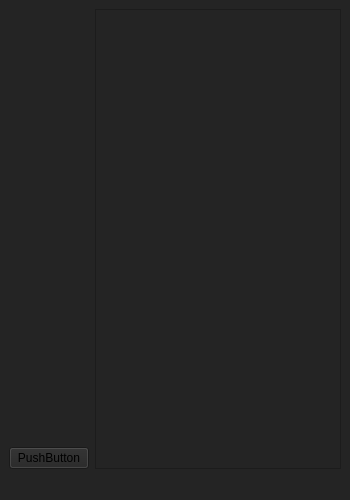
Old version of the form mainwindow.ui in the repository Forgenn/Tasker.
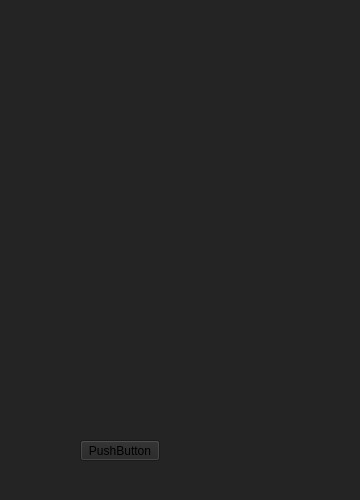
New version of the form.

Patch:
```diff
--- a/mainwindow.ui
+++ b/mainwindow.ui
@@ -6,13 +6,19 @@
    <rect>
     <x>0</x>
     <y>0</y>
-    <width>350</width>
+    <width>360</width>
     <height>500</height>
    </rect>
   </property>
+  <property name="minimumSize">
+   <size>
+    <width>360</width>
+    <height>500</height>
+   </size>
+  </property>
   <property name="maximumSize">
    <size>
-    <width>350</width>
+    <width>360</width>
     <height>500</height>
    </size>
   </property>
@@ -23,19 +29,30 @@
    <string notr="true">background-color: rgb(36, 36, 36);</string>
   </property>
   <widget class="QWidget" name="centralwidget">
-   <layout class="QHBoxLayout" name="horizontalLayout">
-    <item alignment="Qt::AlignLeft|Qt::AlignBottom">
-     <widget class="QPushButton" name="pushButton">
-      <property name="text">
-       <string>PushButton</string>
-      </property>
-      <property name="autoDefault">
-       <bool>false</bool>
-      </property>
-     </widget>
-    </item>
-    <item>
+   <property name="enabled">
+    <bool>true</bool>
+   </property>
      <widget class="QListWidget" name="listWidget">
+    <property name="geometry">
+     <rect>
+      <x>10</x>
+      <y>10</y>
+      <width>341</width>
+      <height>221</height>
+     </rect>
+    </property>
+    <property name="sizePolicy">
+     <sizepolicy hsizetype="Maximum" vsizetype="Maximum">
+      <horstretch>0</horstretch>
+      <verstretch>0</verstretch>
+     </sizepolicy>
+    </property>
+    <property name="maximumSize">
+     <size>
+      <width>350</width>
+      <height>450</height>
+     </size>
+    </property>
       <property name="palette">
        <palette>
         <active>
@@ -127,9 +144,68 @@
         </disabled>
        </palette>
       </property>
-     </widget>
-    </item>
-   </layout>
+    <property name="layoutDirection">
+     <enum>Qt::LeftToRight</enum>
+    </property>
+    <property name="frameShape">
+     <enum>QFrame::NoFrame</enum>
+    </property>
+    <property name="movement">
+     <enum>QListView::Free</enum>
+    </property>
+    <property name="flow">
+     <enum>QListView::TopToBottom</enum>
+    </property>
+    <property name="isWrapping" stdset="0">
+     <bool>false</bool>
+    </property>
+    <property name="viewMode">
+     <enum>QListView::ListMode</enum>
+    </property>
+    <property name="modelColumn">
+     <number>0</number>
+    </property>
+    <property name="uniformItemSizes">
+     <bool>true</bool>
+    </property>
+    <property name="sortingEnabled">
+     <bool>false</bool>
+    </property>
+   </widget>
+   <widget class="QPushButton" name="pushButton">
+    <property name="geometry">
+     <rect>
+      <x>80</x>
+      <y>440</y>
+      <width>80</width>
+      <height>21</height>
+     </rect>
+    </property>
+    <property name="text">
+     <string>PushButton</string>
+    </property>
+    <property name="autoDefault">
+     <bool>false</bool>
+    </property>
+   </widget>
+   <widget class="QWidget" name="gridLayoutWidget">
+    <property name="geometry">
+     <rect>
+      <x>10</x>
+      <y>130</y>
+      <width>341</width>
+      <height>301</height>
+     </rect>
+    </property>
+    <layout class="QGridLayout" name="spoilerLayout">
+     <property name="sizeConstraint">
+      <enum>QLayout::SetMaximumSize</enum>
+     </property>
+     <item row="0" column="0">
+      <widget class="QWidget" name="widget" native="true"/>
+     </item>
+    </layout>
+   </widget>
   </widget>
   <widget class="QStatusBar" name="statusbar"/>
  </widget>
```
Lines whose indentation alone changed are shown as unchanged.
